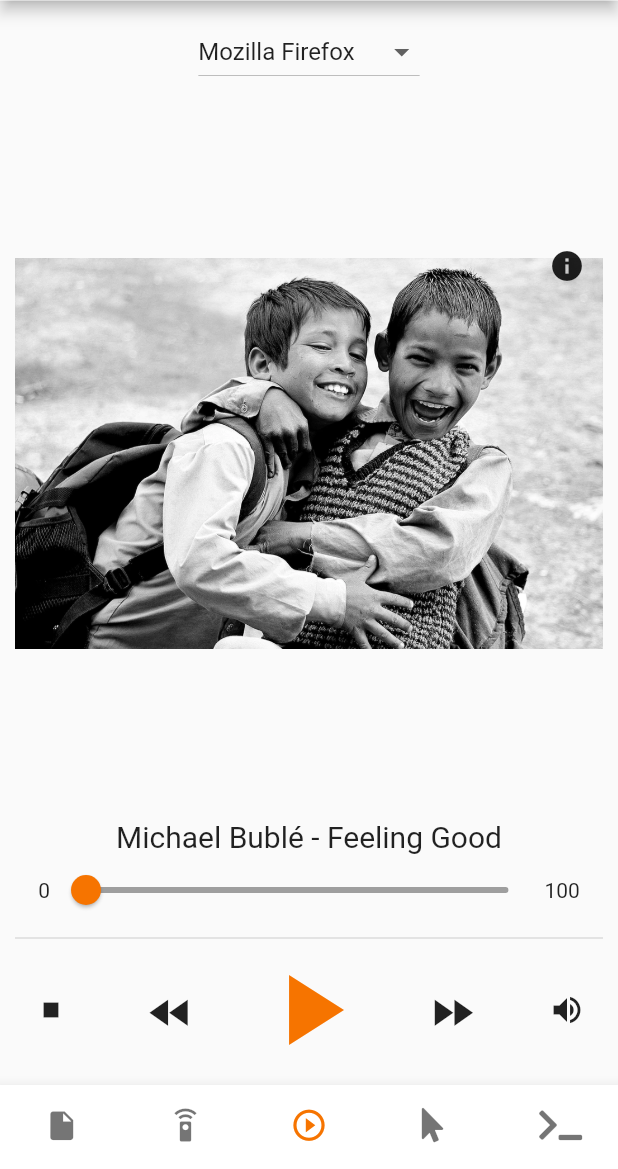
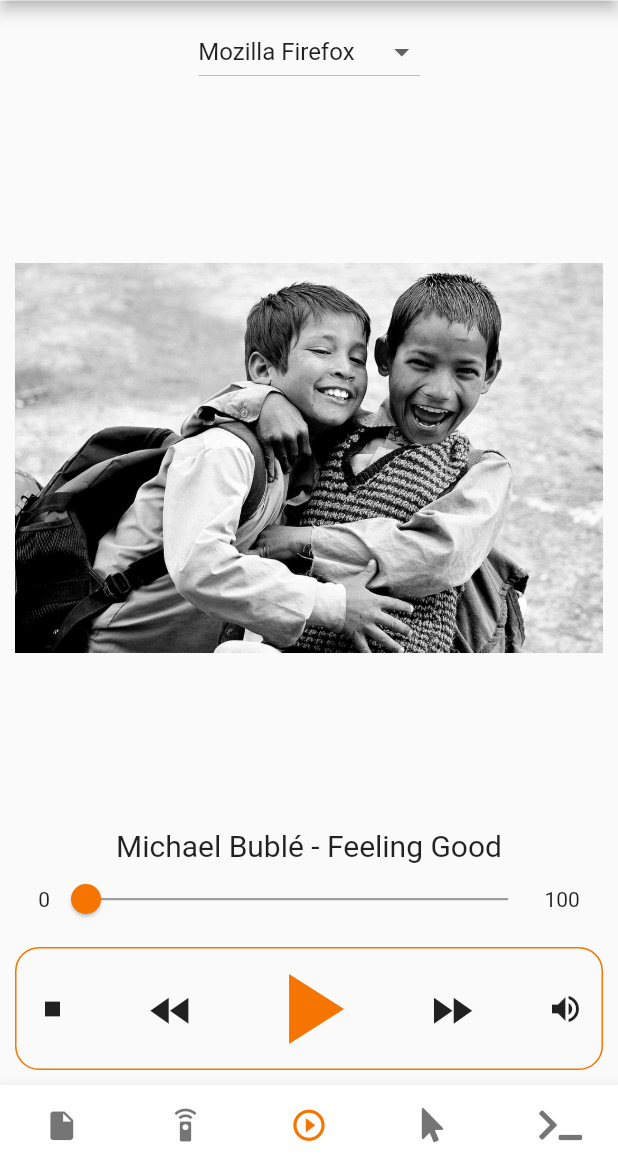
Before and after one commit to KhalidWar/kdeconnect, a Flutter app: the screen it shows after launch, on a phone screen of 412 x 824 dp, the part 67-1236 px from its top. Run offline on Flutter 3.47's test engine with Material 2 defaults, Android fonts, the light colour scheme and no system bars; our stand-ins replace font_awesome_flutter, shared_preferences.

Commit message:
Restructured files and checked off few todos.

```diff
--- a/lib/components/device_simple_dialog.dart
+++ b/lib/components/device_simple_dialog.dart
@@ -9,8 +9,7 @@ class _DeviceSimpleDialogState extends State<DeviceSimpleDialog> {
   @override
   Widget build(BuildContext context) {
     return SimpleDialog(
-      //todo try without title
-//      title: Center(child: Text('What to do?')),
+      title: Center(child: Text('What to do?')),
       children: <Widget>[
         SimpleDialogOption(
           onPressed: () {
--- a/lib/main.dart
+++ b/lib/main.dart
@@ -20,7 +20,7 @@ class MyApp extends StatelessWidget {
         builder: (context, themeManager, child) {
           return MaterialApp(
             debugShowCheckedModeBanner: false,
-            title: 'KDE Connect Sample',
+            title: 'KDE Connect',
             theme: themeManager.isDark ? darkTheme : lightTheme,
             darkTheme: darkTheme,
             routes: {
--- a/lib/screens/media_control_tab.dart
+++ b/lib/screens/media_control_tab.dart
@@ -102,53 +102,13 @@ class _MediaControlTabState extends State<MediaControlTab> {
       body: Padding(
         padding: EdgeInsets.all(10),
         child: Column(
-          mainAxisAlignment: MainAxisAlignment.spaceBetween,
-          crossAxisAlignment: CrossAxisAlignment.center,
           children: <Widget>[
             Center(child: getDropdownButton()),
             Expanded(
-                child: Stack(
-              alignment: AlignmentDirectional.center,
-              children: <Widget>[
-                Image.asset(
+              child: Image.asset(
                 songsList[songListIndex].image,
               ),
-                Positioned(
-                  top: 95,
-                  right: 0,
-                  child: IconButton(
-                    icon: Icon(Icons.info),
-                    onPressed: () {
-                      setState(() {
-                        showDialog(
-                            context: context,
-                            builder: (BuildContext context) {
-                              return AlertDialog(
-                                title: Text('Image Credit'),
-                                content: Text(songsList[songListIndex].credit),
-                                actions: <Widget>[
-                                  FlatButton(
-                                    child: Text('Visit Image Source'),
-                                    onPressed: () {
-                                      Navigator.pop(context);
-                                      visitImageSource();
-                                    },
             ),
-                                  FlatButton(
-                                    child: Text('Cancel'),
-                                    onPressed: () {
-                                      Navigator.pop(context);
-                                    },
-                                  )
-                                ],
-                              );
-                            });
-                      });
-                    },
-                  ),
-                ),
-              ],
-            )),
             Text(
               songsList[songListIndex].title,
               style: TextStyle(fontSize: 20),
@@ -175,9 +135,16 @@ class _MediaControlTabState extends State<MediaControlTab> {
                 Text(sliderMaxValue.round().toString()),
               ],
             ),
-            Divider(thickness: 1),
+            SizedBox(height: 8),
             // todo re-design multimedia controls
-            Row(
+            Container(
+              decoration: BoxDecoration(
+                borderRadius: BorderRadius.all(Radius.circular(16)),
+                border: Border.all(
+                  color: Theme.of(context).accentColor,
+                ),
+              ),
+              child: Row(
                 mainAxisAlignment: MainAxisAlignment.spaceAround,
                 children: <Widget>[
                   IconButton(
@@ -248,6 +215,7 @@ class _MediaControlTabState extends State<MediaControlTab> {
                     ),
                   ),
                 ],
+              ),
             )
           ],
         ),
```
Also changed, not shown: lib/screens/settings_screen.dart (+119 -91 lines), lib/services/themes.dart (+4 -9 lines), 1 other file. Lines whose indentation alone changed are shown as unchanged.
